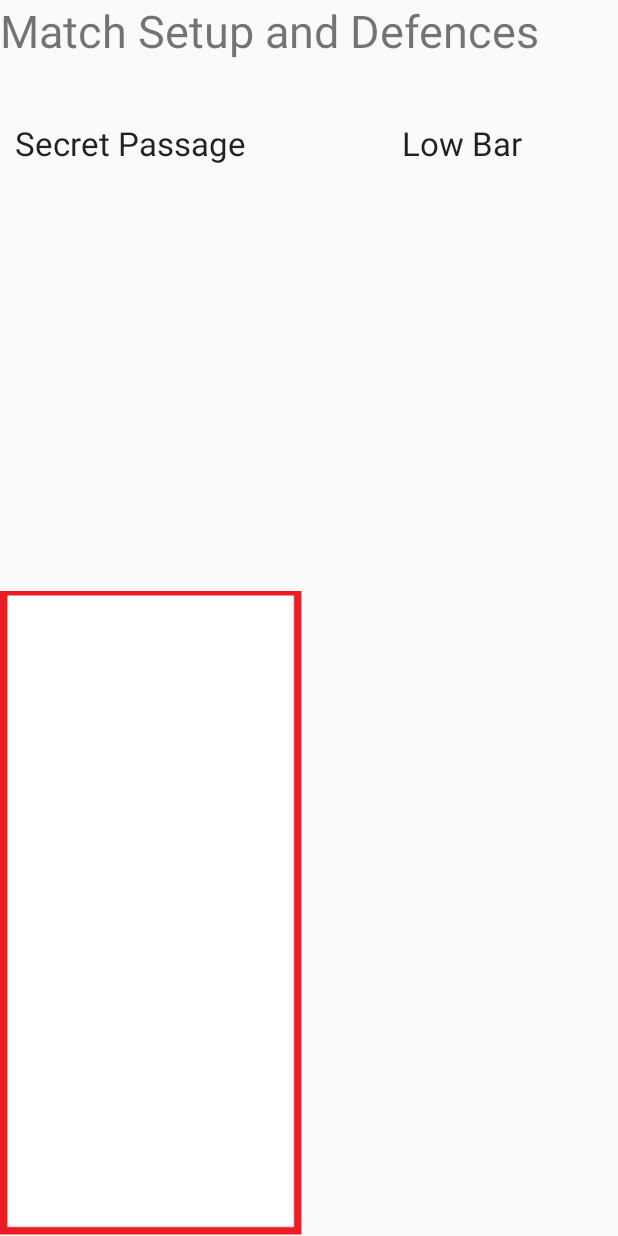
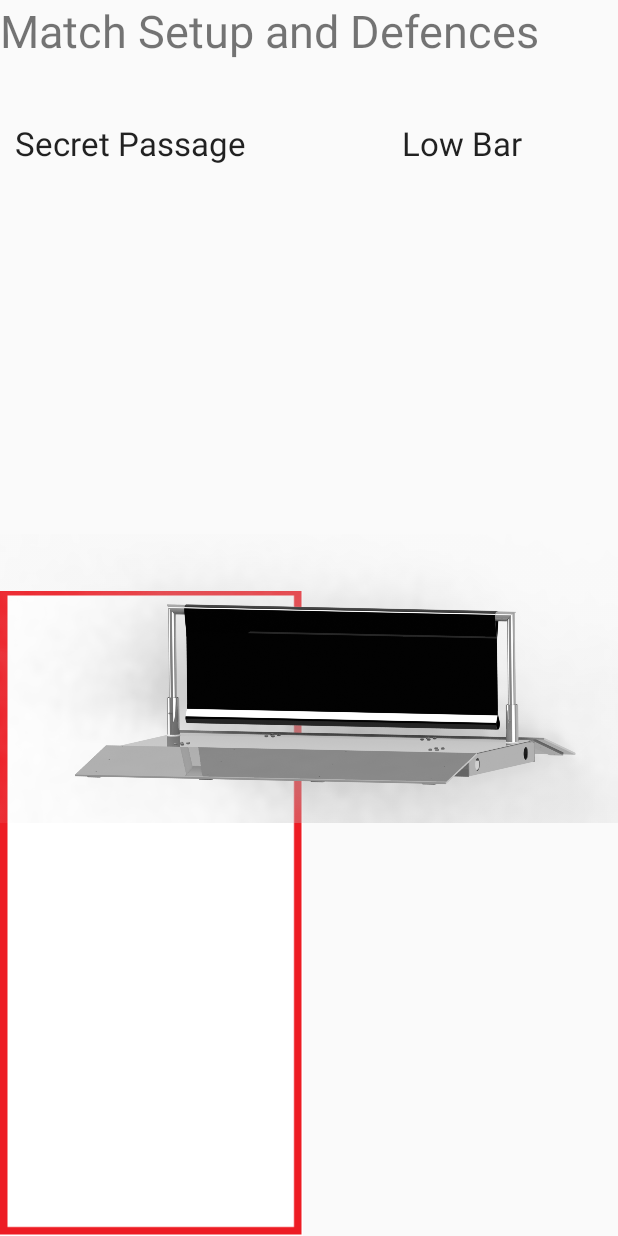
Before and after one commit to Team610/2016-Scouting, an Android app: the layout fragment_match_setup.xml on its own in the app's theme, with its tools: preview values and no code run, on a phone screen of 412 x 824 dp. Run offline under Robolectric (Android 15) with nearby library versions, the phone set to English and light mode, and no system bars.

Commit message:
gives broken code

```diff
--- a/ScoutingApp/app/src/main/res/layout/fragment_match_setup.xml
+++ b/ScoutingApp/app/src/main/res/layout/fragment_match_setup.xml
@@ -51,7 +51,14 @@
         android:layout_marginRight="64dp"
         android:layout_marginEnd="64dp" />
 
-
+    <ImageView
+        android:layout_width="wrap_content"
+        android:layout_height="wrap_content"
+        android:id="@+id/lowBar_ImageView"
+        android:src="@drawable/lowBar"
+        android:layout_alignTop="@+id/lowBar_TextView"
+        android:layout_alignParentRight="true"
+        android:layout_alignParentEnd="true" />
 
 
 </RelativeLayout>
```
Also changed, not shown: ScoutingApp/app/src/main/res/drawable-v21/lowBar.png (renamed from ScoutingApp/app/src/main/res/drawable-v21/Low Bar.png).
